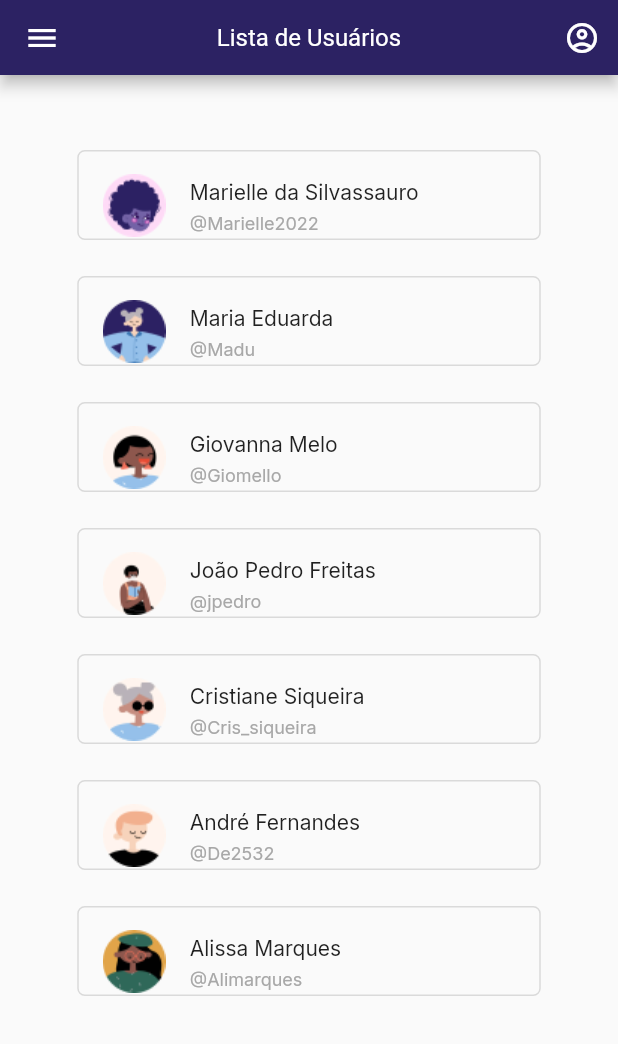
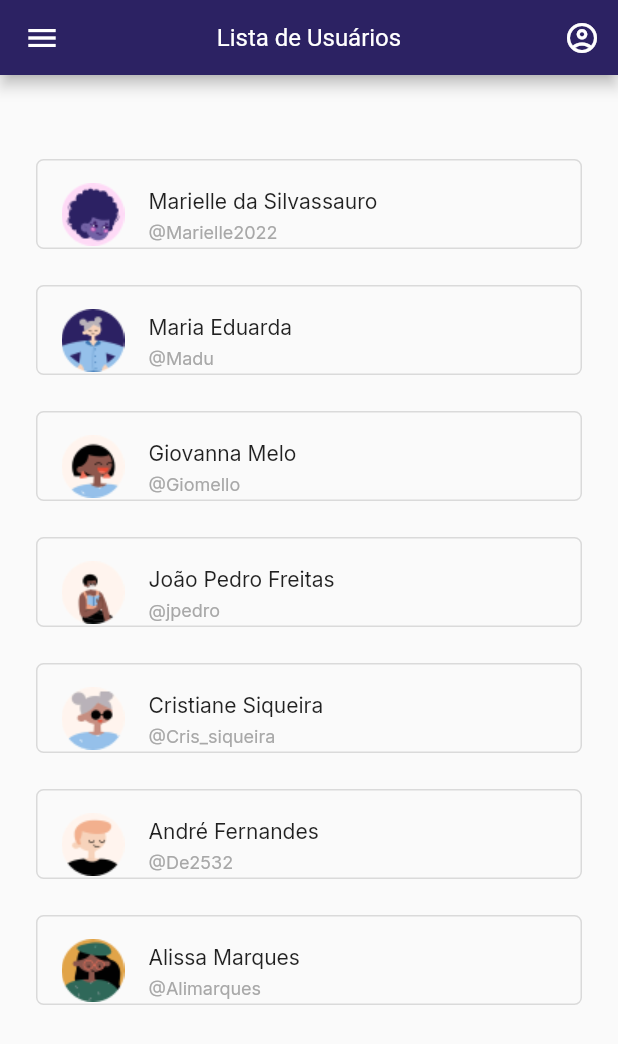
Before and after one commit to JadeChristal/flutterProject, a Flutter app: the screen it shows after launch, in the side drawer, after a tap on "Lista de usuários", on a phone screen of 412 x 824 dp. Shown: the top 1044 px of the screen. Run offline on Flutter 3.47's test engine with Material 2 defaults, Android fonts, the phone set to English and light mode, and no system bars; our stand-ins replace google_fonts.

```diff
--- a/lib/userlist.dart
+++ b/lib/userlist.dart
@@ -1,6 +1,40 @@
 import 'package:flutter/material.dart';
 import 'package:flutter_project/main.dart';
 import 'package:google_fonts/google_fonts.dart';
+
+List<Map> list = [
+  {
+    'image': 'images/Ellipse 2.png',
+    'name': 'Marielle da Silvassauro',
+    'email': '@Marielle2022'
+  },
+  {'image': 'images/Ellipse 3.png', 'name': 'Maria Eduarda', 'email': '@Madu'},
+  {
+    'image': 'images/Ellipse 4.png',
+    'name': 'Giovanna Melo',
+    'email': "@Giomello"
+  },
+  {
+    'image': 'images/Ellipse 5.png',
+    'name': 'João Pedro Freitas',
+    'email': '@jpedro'
+  },
+  {
+    'image': 'images/Ellipse 6.png',
+    'name': 'Cristiane Siqueira',
+    'email': '@Cris_siqueira'
+  },
+  {
+    'image': 'images/Ellipse 7.png',
+    'name': 'André Fernandes',
+    'email': '@De2532'
+  },
+  {
+    'image': 'images/Ellipse 8.png',
+    'name': 'Alissa Marques',
+    'email': '@Alimarques'
+  },
+];
 
 class UserList extends StatelessWidget {
   const UserList({Key? key}) : super(key: key);
@@ -31,35 +65,27 @@ class UserList extends StatelessWidget {
           ],
         ),
         drawer: drawerMenu(context),
-      body: ListView(
-        padding: const EdgeInsets.only(
-          top: 50,
-          bottom: 106,
-        ),
+        body: Container(
+          margin: const EdgeInsets.only(top: 56),
+          child: ListView(
+            padding: const EdgeInsets.symmetric(horizontal: 24),
             children: [_userList],
           ),
-    );
+        ));
   }
 }
 
 Widget _userList = Column(
   mainAxisAlignment: MainAxisAlignment.center,
-  children: [
-    _list('images/Ellipse 2.png', 'Marielle da Silvassauro', '@Marielle2022'),
-    _list('images/Ellipse 3.png', 'Maria Eduarda', '@Madu'),
-    _list('images/Ellipse 4.png', 'Giovanna Melo', "@Giomello"),
-    _list('images/Ellipse 5.png', 'João Pedro Freitas', '@jpedro'),
-    _list('images/Ellipse 6.png', 'Cristiane Siqueira', '@Cris_siqueira'),
-    _list('images/Ellipse 7.png', 'André Fernandes', '@De2532'),
-    _list('images/Ellipse 8.png', 'Alissa Marques', '@Alimarques'),
-  ],
+  children: list
+      .map((value) => _list(value['image'], value['name'], value['email']))
+      .toList(),
 );
 
 Container _list(String userPhoto, String userName, String userNickname) {
   return Container(
-    margin: EdgeInsets.only(bottom: 24),
+    margin: const EdgeInsets.only(bottom: 24),
     alignment: Alignment.center,
-    width: 309,
     height: 60,
     decoration: BoxDecoration(
         borderRadius: BorderRadius.circular(5),
@@ -68,7 +94,6 @@ Container _list(String userPhoto, String userName, String userNickname) {
           width: 1,
         )),
     child: ListTile(
-      //contentPadding: EdgeInsets.symmetric(horizontal: 40),
       minLeadingWidth: 23,
       leading: Image.asset(userPhoto),
       title: Text(
```
Lines whose indentation alone changed are shown as unchanged.
